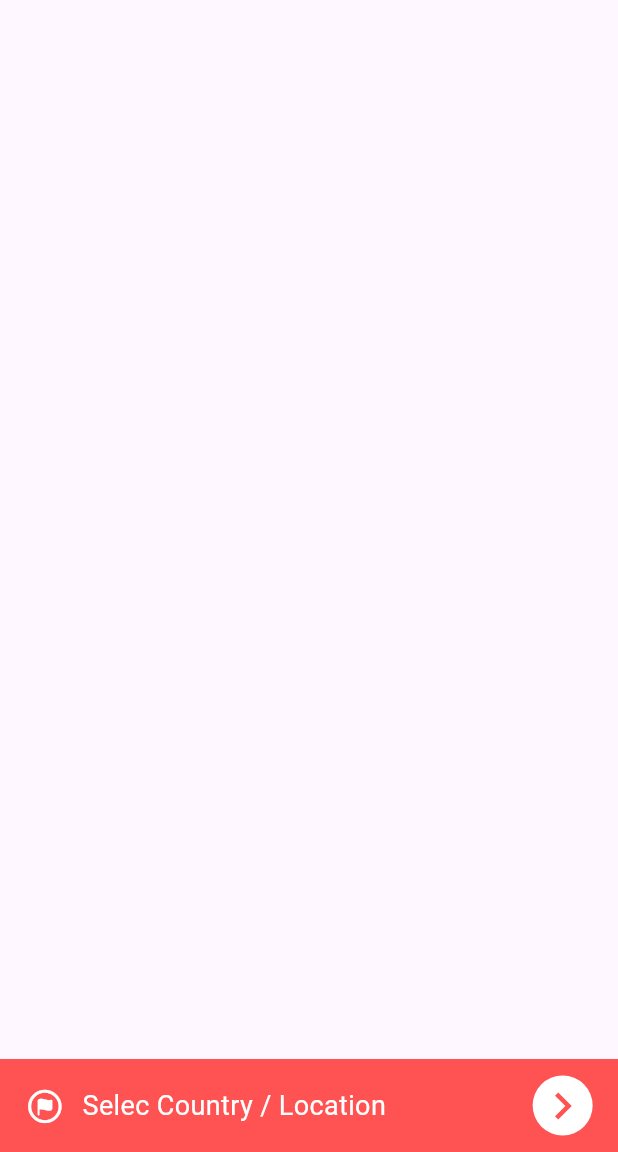
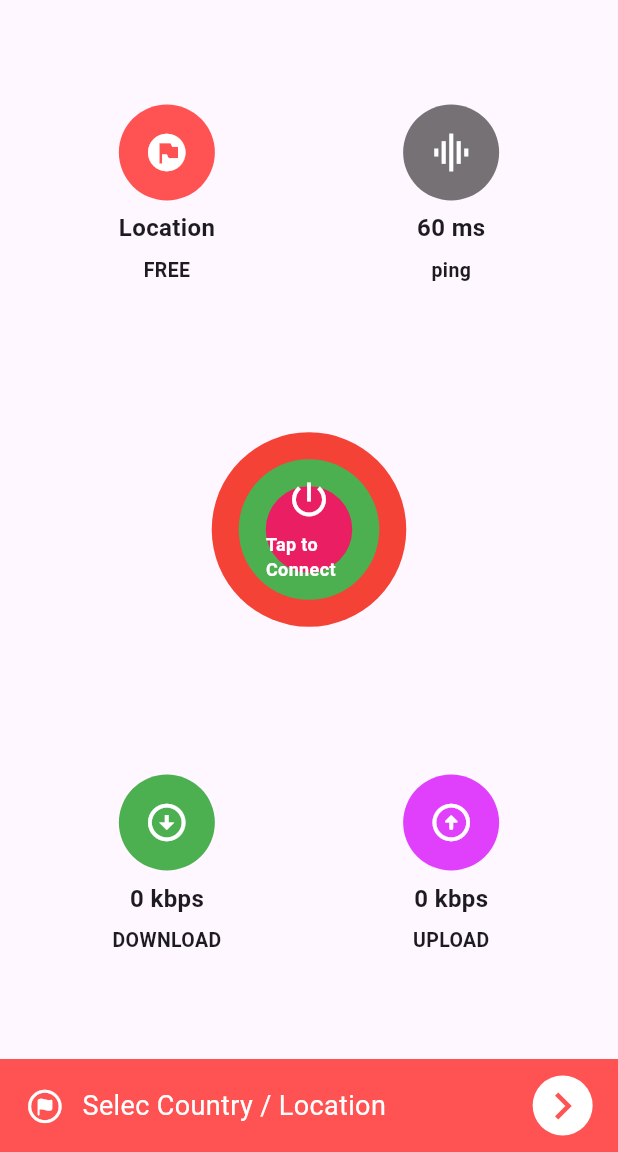
Before and after one commit to Md-LatifurRatul/vibe-vpn, a Flutter app: the screen it shows after launch, on a phone screen of 412 x 824 dp, the part 84-1236 px from its top. Run offline on Flutter 3.47's test engine with Material 3 defaults, Android fonts, the light colour scheme and no system bars; our stand-ins replace get, hive_flutter; accounts and stored records are empty.

Commit message:
add home vpn widget

```diff
--- a/lib/views/screens/vibe_vpn_home_screen.dart
+++ b/lib/views/screens/vibe_vpn_home_screen.dart
@@ -2,6 +2,7 @@ import 'package:flutter/material.dart';
 import 'package:get/get.dart';
 import 'package:vibe_vpn/core/constants/app_size.dart';
 import 'package:vibe_vpn/data/local/app_preferences.dart';
+import 'package:vibe_vpn/views/widgets/custom_widget.dart';
 import 'package:vibe_vpn/views/widgets/select_bottom_nav.dart';
 
 class VibeVpnHomeScreen extends StatelessWidget {
@@ -33,6 +34,133 @@ class VibeVpnHomeScreen extends StatelessWidget {
       ),
 
       bottomNavigationBar: SelectBottomNav(),
+      body: Column(
+        mainAxisAlignment: MainAxisAlignment.spaceEvenly,
+
+        children: [
+          //! 2 rounded widget
+          // Location + ping
+          Row(
+            mainAxisAlignment: MainAxisAlignment.center,
+            children: [
+              CustomWidget(
+                titleText: "Location",
+                subTitleText: "FREE",
+                widgetWithIcon: CircleAvatar(
+                  radius: 32,
+                  backgroundColor: Colors.redAccent,
+                  child: Icon(Icons.flag_circle, size: 30, color: Colors.white),
+                ),
+              ),
+
+              CustomWidget(
+                titleText: "60 ms",
+                subTitleText: "ping",
+                widgetWithIcon: CircleAvatar(
+                  radius: 32,
+                  backgroundColor: Colors.black54,
+                  child: Icon(Icons.graphic_eq, size: 30, color: Colors.white),
+                ),
+              ),
+            ],
+          ),
+
+          //! button vpn
+          vpnRoundButton(),
+
+          //another 2 round widget
+
+          // download + upload
+          Row(
+            mainAxisAlignment: MainAxisAlignment.center,
+            children: [
+              CustomWidget(
+                titleText: "0 kbps",
+                subTitleText: "DOWNLOAD",
+                widgetWithIcon: CircleAvatar(
+                  radius: 32,
+                  backgroundColor: Colors.green,
+                  child: Icon(
+                    Icons.arrow_circle_down,
+                    size: 30,
+                    color: Colors.white,
+                  ),
+                ),
+              ),
+
+              CustomWidget(
+                titleText: "0 kbps",
+                subTitleText: "UPLOAD",
+                widgetWithIcon: CircleAvatar(
+                  radius: 32,
+                  backgroundColor: Colors.purpleAccent,
+                  child: Icon(
+                    Icons.arrow_circle_up_rounded,
+                    size: 30,
+                    color: Colors.white,
+                  ),
+                ),
+              ),
+            ],
+          ),
+        ],
+      ),
+    );
+  }
+
+  Widget vpnRoundButton() {
+    return Column(
+      children: [
+        Semantics(
+          button: true,
+          child: InkWell(
+            onTap: () {},
+            borderRadius: BorderRadius.circular(100),
+            child: Container(
+              padding: const EdgeInsets.all(18),
+              decoration: BoxDecoration(
+                shape: BoxShape.circle,
+                color: Colors.red,
+              ),
+              child: Container(
+                padding: const EdgeInsets.all(18),
+                decoration: BoxDecoration(
+                  shape: BoxShape.circle,
+                  color: Colors.green,
+                ),
+                child: Container(
+                  height: sizeScreen.height * .14,
+                  width: sizeScreen.width * .14,
+                  decoration: BoxDecoration(
+                    shape: BoxShape.circle,
+                    color: Colors.pink,
+                  ),
+                  child: Column(
+                    mainAxisAlignment: MainAxisAlignment.center,
+                    children: [
+                      Icon(
+                        Icons.power_settings_new,
+                        size: 30,
+                        color: Colors.white,
+                      ),
+                      const SizedBox(height: 6),
+                      Text(
+                        "Tap to Connect",
+
+                        style: TextStyle(
+                          fontSize: 12,
+                          color: Colors.white,
+                          fontWeight: FontWeight.w600,
+                        ),
+                      ),
+                    ],
+                  ),
+                ),
+              ),
+            ),
+          ),
+        ),
+      ],
     );
   }
 }
--- /dev/null
+++ b/lib/views/widgets/custom_widget.dart
@@ -0,0 +1,39 @@
+import 'package:flutter/material.dart';
+import 'package:vibe_vpn/core/constants/app_size.dart';
+
+class CustomWidget extends StatelessWidget {
+  const CustomWidget({
+    super.key,
+    required this.titleText,
+    required this.subTitleText,
+    required this.widgetWithIcon,
+  });
+
+  final String titleText;
+  final String subTitleText;
+  final Widget widgetWithIcon;
+
+  @override
+  Widget build(BuildContext context) {
+    sizeScreen = MediaQuery.of(context).size;
+    return SizedBox(
+      width: sizeScreen.width * .46,
+      child: Column(
+        children: [
+          widgetWithIcon,
+
+          const SizedBox(height: 7),
+          Text(
+            titleText,
+            style: TextStyle(fontSize: 16, fontWeight: FontWeight.w600),
+          ),
+          const SizedBox(height: 7),
+          Text(
+            subTitleText,
+            style: TextStyle(fontSize: 13, fontWeight: FontWeight.w600),
+          ),
+        ],
+      ),
+    );
+  }
+}
```
